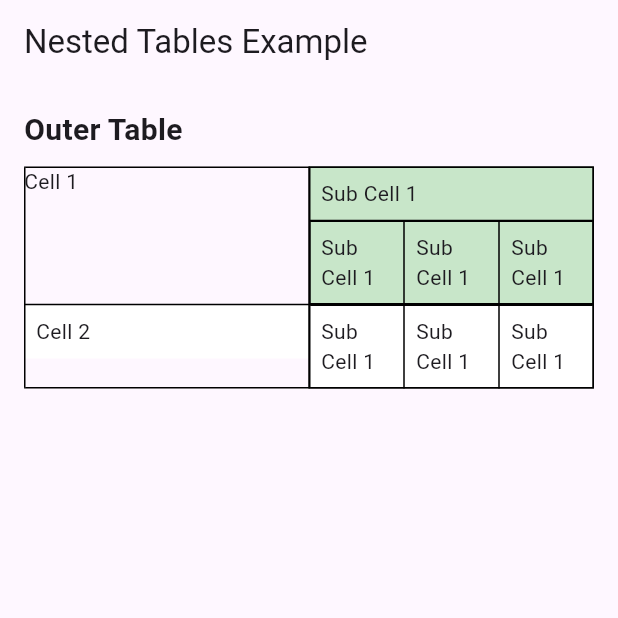
After one commit to Nithya-Varshini/getx_tutorial, a Flutter app: the screen it shows after launch, after a tap on "Complex Table", on a phone screen of 412 x 824 dp, the top half of it. The commit adds this screen. Run offline on Flutter 3.47's test engine with Material 3 defaults, Android fonts, the light colour scheme and no system bars; our stand-ins replace get, syncfusion_flutter_datagrid; missing offline and left inert: responsive_table, syncfusion_flutter_datagrid_export, syncfusion_flutter_pdf, syncfusion_flutter_xlsio.

Commit message:
complex_table

```diff
--- a/lib/main.dart
+++ b/lib/main.dart
@@ -1,5 +1,6 @@
 import 'package:flutter/material.dart';
 import 'package:get/get.dart';
+import 'package:getx_new/pages/complex_table.dart';
 import 'package:getx_new/pages/customTable.dart';
 import 'package:getx_new/pages/page1.dart';
 import 'package:getx_new/pages/page2.dart';
@@ -42,6 +43,10 @@ class MainApp extends StatelessWidget {
             name: '/sortabletable',
             page: () => SortableTable(),
             transition: Transition.leftToRightWithFade),
+            GetPage(
+            name: '/complextable',
+            page: () => ComplexTable(),
+            transition: Transition.leftToRightWithFade),
       ],
     );
   }
--- /dev/null
+++ b/lib/pages/complex_table.dart
@@ -0,0 +1,163 @@
+import 'package:flutter/material.dart';
+
+class ComplexTable extends StatelessWidget {
+  @override
+  Widget build(BuildContext context) {
+    return MaterialApp(
+      home: Scaffold(
+        appBar: AppBar(
+          title: Text('Nested Tables Example'),
+        ),
+        body: Padding(
+          padding: EdgeInsets.all(16.0),
+          child: Column(
+            crossAxisAlignment: CrossAxisAlignment.start,
+            children: [
+              Text(
+                'Outer Table',
+                style: TextStyle(fontSize: 20, fontWeight: FontWeight.bold),
+              ),
+              SizedBox(height: 10),
+              Table(
+                border: TableBorder.all(),
+                children: [
+                  TableRow(
+                    children: [
+                      TableCell(
+                        child: Container(
+                          child: Text('Cell 1'),
+                        ),
+                      ),
+                      TableCell(
+                        child: Container(
+                          // padding: EdgeInsets.all(8.0),
+                          color: const Color.fromARGB(255, 255, 255, 255),
+                          child: Column(
+                            crossAxisAlignment: CrossAxisAlignment.start,
+                            children: [
+                              // Text(
+                              //   'Nested Table in Cell 1:',
+                              //   style: TextStyle(
+                              //     fontWeight: FontWeight.bold,
+                              //   ),
+                              // ),
+                              // SizedBox(height: 10),
+                              Table(
+                                border: TableBorder.all(),
+                                children: [
+                                  TableRow(
+                                    children: [
+                                      TableCell(
+                                        child: Container(
+                                          padding: EdgeInsets.all(8.0),
+                                          color: Colors.green[100],
+                                          child: Text('Sub Cell 1'),
+                                        ),
+                                      ),
+                                      // TableCell(
+                                      //   child: Container(
+                                      //     padding: EdgeInsets.all(8.0),
+                                      //     color: Colors.green[200],
+                                      //     child: Text('Sub Cell 2'),
+                                      //   ),
+                                      // ),
+                                    ],
+                                  ),
+                                  TableRow(
+                                    children: [
+                                      TableCell(
+                                          child: Table(
+                                        border: TableBorder.all(),
+                                        children: [
+                                          TableRow(children: [
+                                            TableCell(
+                                              child: Container(
+                                                padding: EdgeInsets.all(8.0),
+                                                color: Colors.green[100],
+                                                child: Text('Sub Cell 1'),
+                                              ),
+                                            ),
+                                            TableCell(
+                                              child: Container(
+                                                padding: EdgeInsets.all(8.0),
+                                                color: Colors.green[100],
+                                                child: Text('Sub Cell 1'),
+                                              ),
+                                            ),
+                                            TableCell(
+                                              child: Container(
+                                                padding: EdgeInsets.all(8.0),
+                                                color: Colors.green[100],
+                                                child: Text('Sub Cell 1'),
+                                              ),
+                                            ),
+                                          ])
+                                        ],
+                                      )),
+
+                                      // TableCell(
+                                      //   child: Container(
+                                      //     padding: EdgeInsets.all(8.0),
+                                      //     color: Colors.green[300],
+                                      //     child: Text('Sub Cell 4'),
+                                      //   ),
+                                      // ),
+                                    ],
+                                  ),
+                                ],
+                              ),
+                            ],
+                          ),
+                        ),
+                      ),
+                    ],
+                  ),
+                  TableRow(
+                    children: [
+                      TableCell(
+                        child: Container(
+                          padding: EdgeInsets.all(8.0),
+                          color: const Color.fromARGB(255, 255, 255, 255),
+                          child: Text('Cell 2'),
+                        ),
+                      ),
+                      TableCell(
+                          child: Table(
+                        border: TableBorder.all(),
+                        children: [
+                          TableRow(children: [
+                            TableCell(
+                              child: Container(
+                                padding: EdgeInsets.all(8.0),
+                                color: const Color.fromARGB(255, 255, 255, 255),
+                                child: Text('Sub Cell 1'),
+                              ),
+                            ),
+                            TableCell(
+                              child: Container(
+                                padding: EdgeInsets.all(8.0),
+                                color: const Color.fromARGB(255, 255, 255, 255),
+                                child: Text('Sub Cell 1'),
+                              ),
+                            ),
+                            TableCell(
+                              child: Container(
+                                padding: EdgeInsets.all(8.0),
+                                color: Color.fromARGB(255, 255, 255, 255),
+                                child: Text('Sub Cell 1'),
+                              ),
+                            ),
+                          ])
+                        ],
+                      )),
+                    ],
+                  ),
+                ],
+              ),
+            ],
+          ),
+        ),
+      ),
+    );
+  }
+}
--- a/lib/pages/page1.dart
+++ b/lib/pages/page1.dart
@@ -54,6 +54,12 @@ class PageOneContent extends StatelessWidget {
                       c.title.value = data,
                     },
                 child: const Text('Sortable Table')),
+            ElevatedButton(
+                onPressed: () async => {
+                      data = await Get.toNamed('/complextable'),
+                      c.title.value = data,
+                    },
+                child: const Text('Complex Table')),
           ],
         ),
       ),
```
Also changed, not shown: pubspec.lock.
